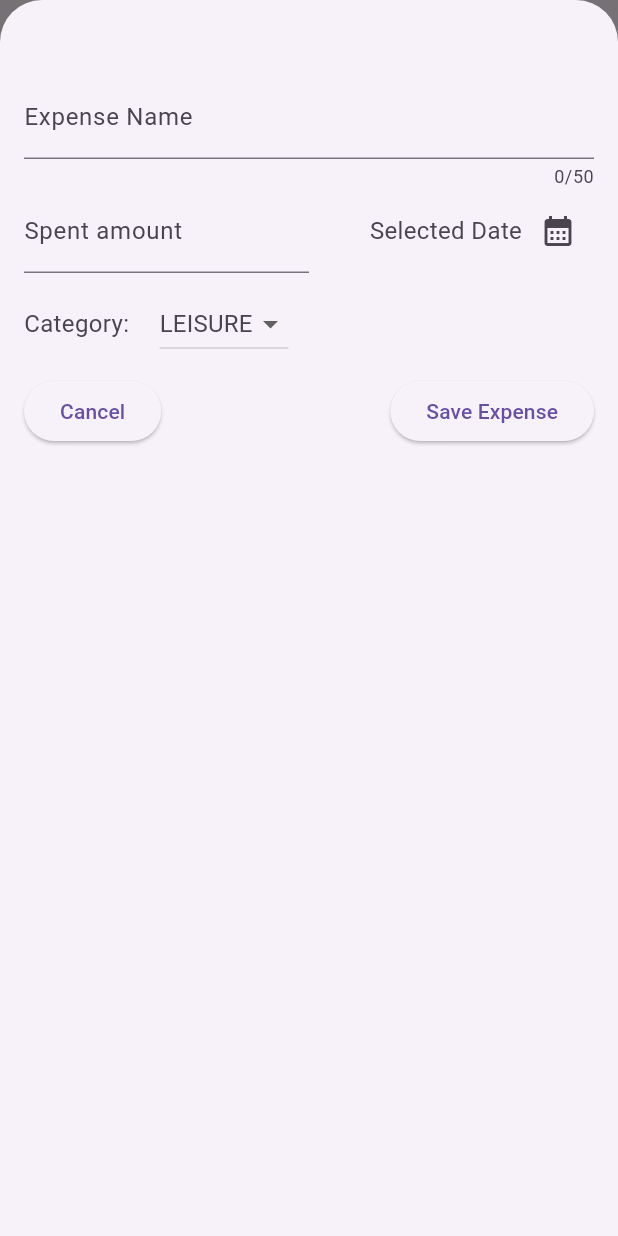
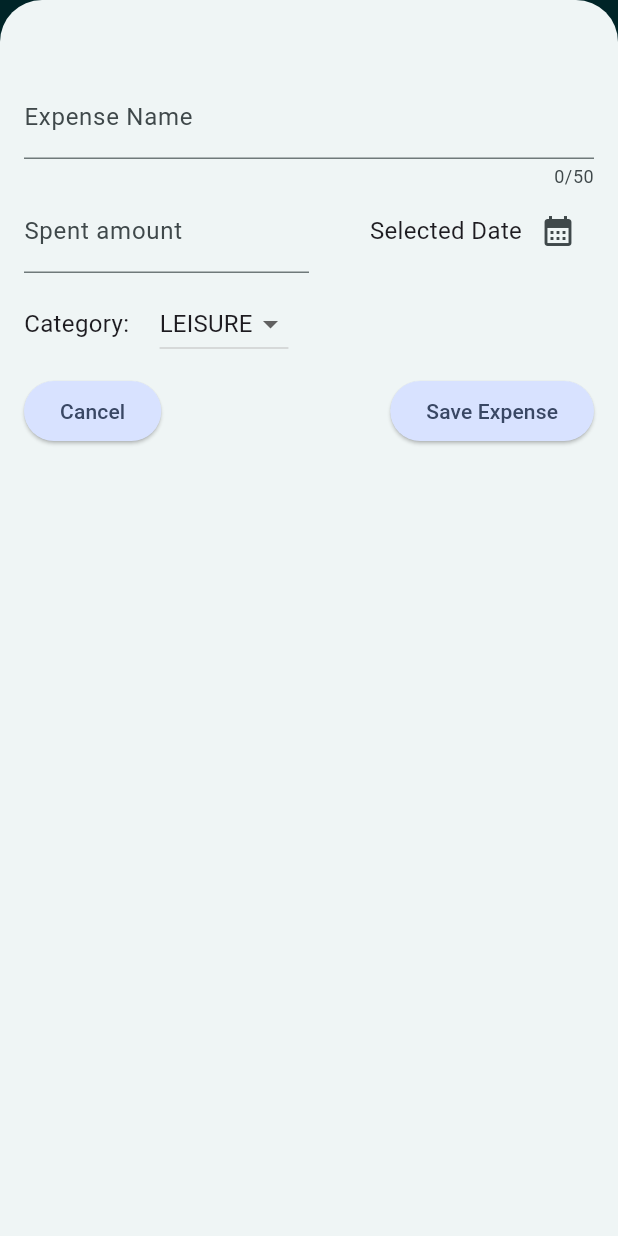
Before and after one commit to baltsaros/expense_tracker, a Flutter app: the screen it shows after launch, after a tap on the "add" icon, on a phone screen of 412 x 824 dp. Run offline on Flutter 3.47's test engine with Material 3 defaults, Android fonts, the phone set to English and light mode, and no system bars.

Commit message:
added themes, dark mode and graphs

```diff
--- a/lib/main.dart
+++ b/lib/main.dart
@@ -2,10 +2,61 @@ import 'package:flutter/material.dart';
 
 import 'package:expense_tracker/widgets/expenses.dart';
 
+var kColorScheme = ColorScheme.fromSeed(
+  seedColor: const Color.fromARGB(234, 199, 247, 253),
+);
+
+var kDarkColorScheme = ColorScheme.fromSeed(
+  brightness: Brightness.dark,
+  seedColor: const Color.fromARGB(255, 5, 99, 125),
+);
 void main() {
   runApp(
-    const MaterialApp(
-      home: Expenses(),
+    MaterialApp(
+      darkTheme: ThemeData.dark().copyWith(
+        colorScheme: kDarkColorScheme,
+        textTheme: ThemeData.dark().textTheme.copyWith(
+              titleMedium: const TextStyle(
+                color: Colors.white70,
+              ),
+            ),
+        elevatedButtonTheme: ElevatedButtonThemeData(
+          style: ElevatedButton.styleFrom(
+            backgroundColor: kDarkColorScheme.primaryContainer,
+            foregroundColor: kDarkColorScheme.onPrimaryContainer,
+          ),
+        ),
+        // cardTheme: const CardTheme().copyWith(
+        //   color: kDarkColorScheme
+        // ),
+      ),
+      theme: ThemeData().copyWith(
+        colorScheme: kColorScheme,
+        appBarTheme: const AppBarTheme().copyWith(
+          backgroundColor: kColorScheme.onPrimaryContainer,
+          foregroundColor: kColorScheme.primaryContainer,
+        ),
+        cardTheme: const CardTheme().copyWith(
+          color: kColorScheme.secondaryContainer,
+          margin: const EdgeInsets.symmetric(
+            horizontal: 16,
+            vertical: 6,
+          ),
+        ),
+        elevatedButtonTheme: ElevatedButtonThemeData(
+          style: ElevatedButton.styleFrom(
+            backgroundColor: kColorScheme.tertiaryContainer,
+            foregroundColor: kColorScheme.onTertiaryContainer,
+          ),
+        ),
+        textTheme: ThemeData().textTheme.copyWith(
+              titleLarge: const TextStyle(
+                fontWeight: FontWeight.normal,
+              ),
+            ),
+      ),
+      themeMode: ThemeMode.system,
+      home: const Expenses(),
     ),
   );
 }
--- a/lib/models/expense.dart
+++ b/lib/models/expense.dart
@@ -22,13 +22,34 @@ class Expense {
     required this.category,
   }) : id = uuid.v4();
 
-  final String    id;
-  final String    title;
-  final double    amount;
-  final DateTime  date;
+  final String id;
+  final String title;
+  final double amount;
+  final DateTime date;
   final Category category;
 
   String get formattedDate {
     return formatter.format(date);
   }
 }
+
+class ExpenseBucket {
+  const ExpenseBucket({required this.category, required this.expenses});
+
+  ExpenseBucket.forCategory(List<Expense> allExpenses, this.category)
+      : expenses = allExpenses
+            .where((expense) => expense.category == category)
+            .toList();
+
+  final Category category;
+  final List<Expense> expenses;
+
+  double get totalExpenses {
+    double sum = 0;
+
+    for (final expense in expenses) {
+      sum += expense.amount;
+    }
+    return sum;
+  }
+}
--- /dev/null
+++ b/lib/widgets/chart/chart.dart
@@ -0,0 +1,95 @@
+import 'package:flutter/material.dart';
+
+import 'package:expense_tracker/widgets/chart/chart_bar.dart';
+import 'package:expense_tracker/models/expense.dart';
+
+class Chart extends StatelessWidget {
+  const Chart({super.key, required this.expenses});
+
+  final List<Expense> expenses;
+
+  List<ExpenseBucket> get buckets {
+    return [
+      ExpenseBucket.forCategory(expenses, Category.food),
+      ExpenseBucket.forCategory(expenses, Category.leisure),
+      ExpenseBucket.forCategory(expenses, Category.travel),
+      ExpenseBucket.forCategory(expenses, Category.work),
+    ];
+  }
+
+  double get maxTotalExpense {
+    double maxTotalExpense = 0;
+
+    for (final bucket in buckets) {
+      if (bucket.totalExpenses > maxTotalExpense) {
+        maxTotalExpense = bucket.totalExpenses;
+      }
+    }
+
+    return maxTotalExpense;
+  }
+
+  @override
+  Widget build(BuildContext context) {
+    final isDarkMode =
+        MediaQuery.of(context).platformBrightness == Brightness.dark;
+    return Container(
+      margin: const EdgeInsets.all(16),
+      padding: const EdgeInsets.symmetric(
+        vertical: 16,
+        horizontal: 8,
+      ),
+      width: double.infinity,
+      height: 180,
+      decoration: BoxDecoration(
+        borderRadius: BorderRadius.circular(8),
+        gradient: LinearGradient(
+          colors: [
+            Theme.of(context).colorScheme.primary.withOpacity(0.3),
+            Theme.of(context).colorScheme.primary.withOpacity(0.0)
+          ],
+          begin: Alignment.bottomCenter,
+          end: Alignment.topCenter,
+        ),
+      ),
+      child: Column(
+        children: [
+          Expanded(
+            child: Row(
+              crossAxisAlignment: CrossAxisAlignment.end,
+              children: [
+                for (final bucket in buckets) // alternative to map()
+                  ChartBar(
+                    fill: bucket.totalExpenses == 0
+                        ? 0
+                        : bucket.totalExpenses / maxTotalExpense,
+                  )
+              ],
+            ),
+          ),
+          const SizedBox(height: 12),
+          Row(
+            children: buckets
+                .map(
+                  (bucket) => Expanded(
+                    child: Padding(
+                      padding: const EdgeInsets.symmetric(horizontal: 4),
+                      child: Icon(
+                        categoryIcons[bucket.category],
+                        color: isDarkMode
+                            ? Theme.of(context).colorScheme.secondary
+                            : Theme.of(context)
+                                .colorScheme
+                                .primary
+                                .withOpacity(0.7),
+                      ),
+                    ),
+                  ),
+                )
+                .toList(),
+          )
+        ],
+      ),
+    );
+  }
+}
--- /dev/null
+++ b/lib/widgets/chart/chart_bar.dart
@@ -0,0 +1,34 @@
+import 'package:flutter/material.dart';
+
+class ChartBar extends StatelessWidget {
+  const ChartBar({
+    super.key,
+    required this.fill,
+  });
+
+  final double fill;
+
+  @override
+  Widget build(BuildContext context) {
+    final isDarkMode =
+        MediaQuery.of(context).platformBrightness == Brightness.dark;
+    return Expanded(
+      child: Padding(
+        padding: const EdgeInsets.symmetric(horizontal: 4),
+        child: FractionallySizedBox(
+          heightFactor: fill,
+          child: DecoratedBox(
+            decoration: BoxDecoration(
+              shape: BoxShape.rectangle,
+              borderRadius:
+                  const BorderRadius.vertical(top: Radius.circular(8)),
+              color: isDarkMode
+                  ? Theme.of(context).colorScheme.secondary
+                  : Theme.of(context).colorScheme.primary.withOpacity(0.65),
+            ),
+          ),
+        ),
+      ),
+    );
+  }
+}
--- a/lib/widgets/expenses.dart
+++ b/lib/widgets/expenses.dart
@@ -1,8 +1,9 @@
-import 'package:expense_tracker/widgets/new_expense.dart';
 import 'package:flutter/material.dart';
 
 import 'package:expense_tracker/widgets/expenses_list/expenses_list.dart';
 import 'package:expense_tracker/models/expense.dart';
+import 'package:expense_tracker/widgets/chart/chart.dart';
+import 'package:expense_tracker/widgets/new_expense.dart';
 
 class Expenses extends StatefulWidget {
   const Expenses({super.key});
@@ -41,10 +42,56 @@ class _ExpensesState extends State<Expenses> {
     setState(() {
       _registeredExpenses.add(expense);
     });
+    ScaffoldMessenger.of(context).clearSnackBars();
+    ScaffoldMessenger.of(context).showSnackBar(SnackBar(
+      duration: Duration(seconds: 3),
+      content: Text(
+        '${expense.title} expense was added.',
+        style: const TextStyle(
+          color: Colors.white,
+        ),
+      ),
+      backgroundColor: Colors.green,
+    ));
+  }
+
+  void _removeExpense(Expense expense) {
+    final expenseIndex = _registeredExpenses.indexOf(expense);
+    setState(() {
+      _registeredExpenses.remove(expense);
+    });
+    ScaffoldMessenger.of(context).clearSnackBars();
+    ScaffoldMessenger.of(context).showSnackBar(SnackBar(
+      duration: const Duration(seconds: 3),
+      content: Text(
+        '${expense.title} expense was deleted.',
+        style: const TextStyle(
+          color: Colors.white,
+        ),
+      ),
+      backgroundColor: Colors.red,
+      action: SnackBarAction(
+        label: 'Undo',
+        onPressed: () {
+          setState(() {
+            _registeredExpenses.insert(expenseIndex, expense);
+          });
+        },
+      ),
+    ));
   }
 
   @override
   Widget build(BuildContext context) {
+    Widget mainContent = const Center(
+      child: Text('No expenses found! Try to add some.'),
+    );
+    if (_registeredExpenses.isNotEmpty) {
+      mainContent = ExpensesList(
+        expenses: _registeredExpenses,
+        onDismissExpense: _removeExpense,
+      );
+    }
     return Scaffold(
       appBar: AppBar(
         title: const Text('Expense Tracker'),
@@ -57,9 +104,9 @@ class _ExpensesState extends State<Expenses> {
       ),
       body: Column(
         children: [
-          const Text('The chart'),
+          Chart(expenses: _registeredExpenses),
           Expanded(
-            child: ExpensesList(expenses: _registeredExpenses),
+            child: mainContent,
           ),
         ],
       ),
--- a/lib/widgets/expenses_list/expense_item.dart
+++ b/lib/widgets/expenses_list/expense_item.dart
@@ -14,8 +14,16 @@ class ExpenseItem extends StatelessWidget {
           horizontal: 20,
         ),
         child: Column(
+          crossAxisAlignment: CrossAxisAlignment.start,
           children: [
-            Text(expense.title),
+            Text(
+              expense.title,
+              style: Theme.of(context).textTheme.titleMedium,
+              // style: TextStyle(
+              //   color: Theme.of(context).textTheme.titleMedium,
+              //   fontWeight: FontWeight.bold,
+              // ),
+            ),
             const SizedBox(height: 4,),
             Row(
               children: [
--- a/lib/widgets/expenses_list/expenses_list.dart
+++ b/lib/widgets/expenses_list/expenses_list.dart
@@ -4,14 +4,35 @@ import 'package:expense_tracker/models/expense.dart';
 import 'package:expense_tracker/widgets/expenses_list/expense_item.dart';
 
 class ExpensesList extends StatelessWidget {
-  const ExpensesList({super.key, required this.expenses});
+  const ExpensesList(
+      {super.key, required this.expenses, required this.onDismissExpense});
   final List<Expense> expenses;
+  final void Function(Expense expense) onDismissExpense;
 
   @override
   Widget build(BuildContext context) {
     return ListView.builder(
       itemCount: expenses.length,
-      itemBuilder: (ctx, i) => ExpenseItem(expenses[i]),
+      itemBuilder: (ctx, i) => Dismissible(
+        key: ValueKey(expenses[i]),
+        background: Container(
+          color:
+              Theme.of(context).colorScheme.secondaryContainer.withOpacity(0.5),
+          child: const Row(
+            mainAxisAlignment: MainAxisAlignment.center,
+            children: [
+              SizedBox(
+                width: 20,
+              ),
+              Icon(Icons.delete),
+            ],
+          ),
+        ),
+        onDismissed: (direction) {
+          onDismissExpense(expenses[i]);
+        },
+        child: ExpenseItem(expenses[i]),
+      ),
     );
   }
 }
--- a/lib/widgets/new_expense.dart
+++ b/lib/widgets/new_expense.dart
@@ -20,7 +20,7 @@ class _NewExpenseState extends State<NewExpense> {
   final TextStyle labelStyle = const TextStyle(
     fontSize: 16,
     fontWeight: FontWeight.normal,
-    color: Color(0xFF49454F),
+    // color: Color(0xFF49454F),
   );
 
   void _presentDatePicker() async {
```
